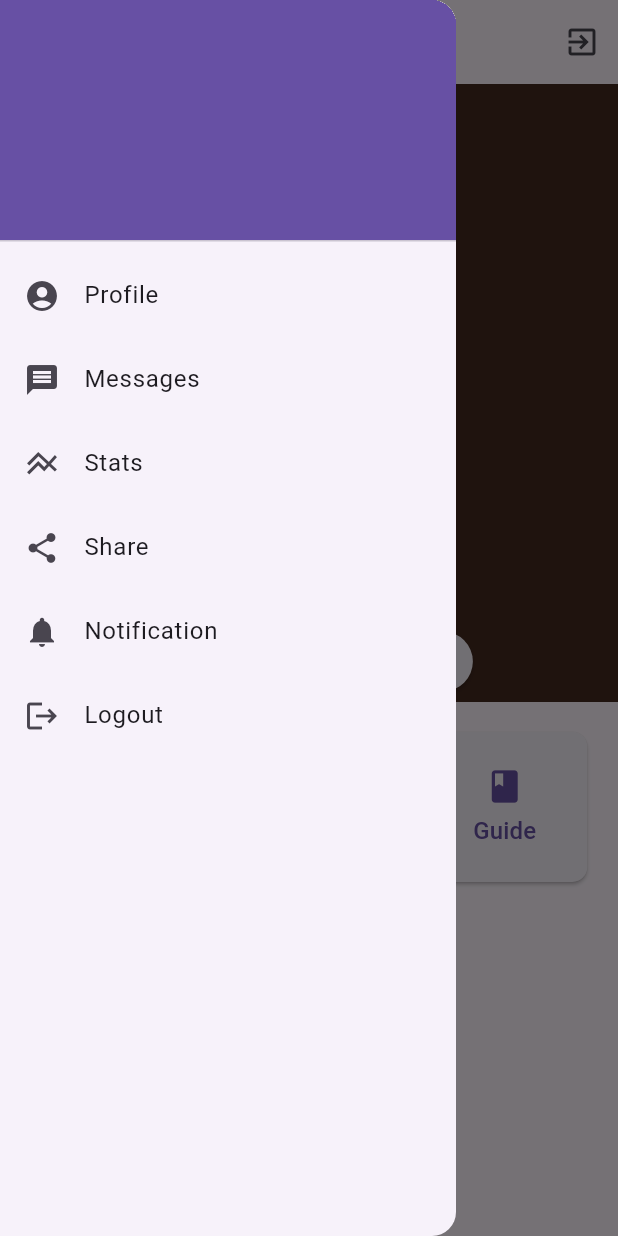
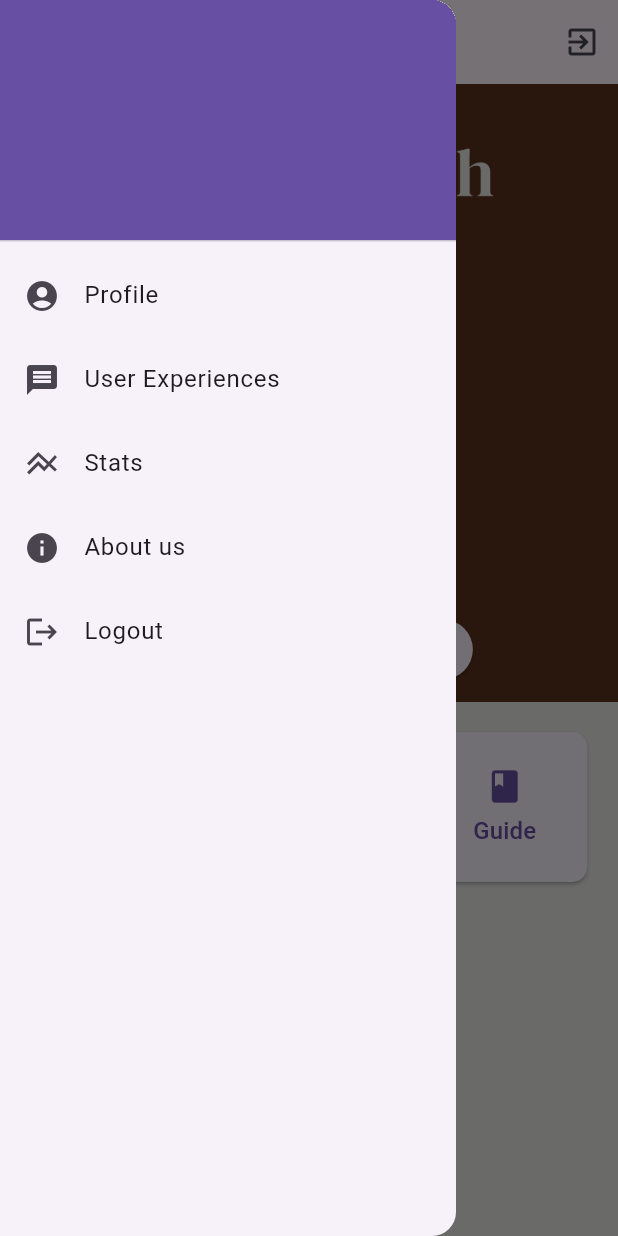
Before and after one commit to rohan0110/cravecrush, a Flutter app: the screen it shows once a user with an empty profile is signed in, in the side drawer, after a tap on "Smoked a Cigarette today?", on a phone screen of 412 x 824 dp. Run offline on Flutter 3.47's test engine with Material 3 defaults, Android fonts, the phone set to English and light mode, and no system bars; our stand-ins replace cloud_firestore, firebase_auth, firebase_core, firebase_messaging, flutter_local_notifications, shared_preferences and 2 more; accounts and stored records are empty.

Commit message:
final change

```diff
--- a/lib/screens/alert_screen.dart
+++ b/lib/screens/alert_screen.dart
@@ -34,7 +34,7 @@ class DetailsPage extends StatelessWidget {
                   title: 'Spend Time with Family',
                   image: 'assets/images/family.jpg',
                   description:
-                  'Being around loved ones can provide emotional support and motivation to stay smoke-free.',
+                  'Being around loved ones can provide emotional support and motivation to stay ic_launcher-free.',
                   link:
                   'https://www.mayoclinic.org/healthy-lifestyle/adult-health/in-depth/support-groups/art-20044655',
                 ),
@@ -212,7 +212,7 @@ class StatsPage extends StatelessWidget {
             _buildStatItem(
               title: 'Secondhand Smoke',
               description:
-              'Exposure to secondhand smoke, also known as passive smoking, can cause serious health issues, especially in children and nonsmoking adults. It increases the risk of respiratory infections, asthma, sudden infant death syndrome (SIDS), and heart disease.',
+              'Exposure to secondhand ic_launcher, also known as passive smoking, can cause serious health issues, especially in children and nonsmoking adults. It increases the risk of respiratory infections, asthma, sudden infant death syndrome (SIDS), and heart disease.',
               image: 'assets/images/stat3.jpeg',
             ),
             _buildStatItem(
--- a/lib/screens/home_screen.dart
+++ b/lib/screens/home_screen.dart
@@ -32,7 +32,7 @@ class _HomePageState extends State<HomePage> with TickerProviderStateMixin {
     daysList = getDummyTimelineDays();
     _controller = AnimationController(
       vsync: this,
-      duration: Duration(seconds: 1),
+      duration: const Duration(seconds: 1),
     )..repeat(reverse: true);
     _animation = Tween<double>(begin: 0.9, end: 1.1).animate(_controller);
   }
@@ -72,7 +72,8 @@ class _HomePageState extends State<HomePage> with TickerProviderStateMixin {
     Color accentColor = Theme.of(context).colorScheme.secondary;
 
     return Scaffold(
-      drawer: NavBar(),
+      backgroundColor: const Color(0xFFE6E6E5),
+      drawer: const NavBar(),
       appBar: AppBar(
         title: const Text(
           'Quit Smoke',
@@ -92,7 +93,7 @@ class _HomePageState extends State<HomePage> with TickerProviderStateMixin {
           children: [
             Container(
               decoration: BoxDecoration(
-                color: const Color(0xFF43291F),
+                color: const Color(0xFF5A301C),
                 borderRadius: BorderRadius.circular(0.0),
               ),
               margin: const EdgeInsets.all(0.0),
@@ -102,34 +103,24 @@ class _HomePageState extends State<HomePage> with TickerProviderStateMixin {
                 child: Column(
                   mainAxisAlignment: MainAxisAlignment.center,
                   children: [
-                    Text(
-                      'CraveCrush',
-                      style: TextStyle(
-                        color: Colors.white,
-                        fontSize: 24,
-                        fontWeight: FontWeight.bold,
-                        shadows: [
-                          Shadow(
-                            blurRadius: 2.0,
-                            color: Colors.black.withOpacity(0.5),
-                            offset: Offset(2.0, 2.0),
-                          ),
-                        ],
-                      ),
+                    Image.asset(
+                      'assets/images/title.png',
+                      width: 600, // Adjust width as needed
+                      height: 80, // Adjust height as needed
+                      fit: BoxFit.contain,
                     ),
-                    SizedBox(height: 20), // Add space between title and image
                     Image.asset(
                       'assets/images/homepage.png',
                       width: 400, // Adjust width as needed
-                      height: 200, // Adjust height as needed
+                      height: 180, // Adjust height as needed
                       fit: BoxFit.contain,
                     ),
-                    SizedBox(height: 15), // Add space between image and smoke-free hours
+                    const SizedBox(height: 2), // Add space between image and smoke-free hours
                     FutureBuilder<int>(
                       future: _fetchSmokeFreeHours(),
                       builder: (context, snapshot) {
                         if (snapshot.connectionState == ConnectionState.waiting) {
-                          return CircularProgressIndicator();
+                          return const CircularProgressIndicator();
                         } else if (snapshot.hasError) {
                           return Text('Error: ${snapshot.error}');
                         } else {
@@ -140,13 +131,13 @@ class _HomePageState extends State<HomePage> with TickerProviderStateMixin {
                                 'Smoke-Free Hours:',
                                 style: TextStyle(
                                   color: Colors.white,
-                                  fontSize: 18,
+                                  fontSize: 21,
                                   fontWeight: FontWeight.bold,
                                   shadows: [
                                     Shadow(
                                       blurRadius: 2.0,
                                       color: Colors.black.withOpacity(0.5),
-                                      offset: Offset(2.0, 2.0),
+                                      offset: const Offset(2.0, 2.0),
                                     ),
                                   ],
                                 ),
@@ -156,13 +147,13 @@ class _HomePageState extends State<HomePage> with TickerProviderStateMixin {
                                 '$smokeFreeHours',
                                 style: TextStyle(
                                   color: Colors.white,
-                                  fontSize: 18,
+                                  fontSize: 22,
                                   fontWeight: FontWeight.bold,
                                   shadows: [
                                     Shadow(
                                       blurRadius: 2.0,
                                       color: Colors.black.withOpacity(0.5),
-                                      offset: Offset(2.0, 2.0),
+                                      offset: const Offset(2.0, 2.0),
                                     ),
                                   ],
                                 ),
@@ -172,12 +163,16 @@ class _HomePageState extends State<HomePage> with TickerProviderStateMixin {
                         }
                       },
                     ),
-                    SizedBox(height: 20), // Add space between smoke-free hours and button
+                    const SizedBox(height: 10), // Add space between smoke-free hours and button
                     ElevatedButton(
                       onPressed: () {
                         _showSmokeEntryDialog(context);
                       },
-                      child: const Text('Smoked a Cigarette today?'),
+                      child: const Text('Smoked a Cigarette today?',
+                        style: TextStyle(
+                          color: Color(0xFF5A301C),
+                        ),
+                      ),
                     ),
                   ],
                 ),
@@ -301,7 +296,7 @@ class _HomePageState extends State<HomePage> with TickerProviderStateMixin {
     showDialog(
       context: context,
       builder: (context) => AlertDialog(
-        title: Text('Enter Smoking Status'),
+        title: const Text('Enter Smoking Status'),
         content: Column(
           mainAxisSize: MainAxisSize.min,
           children: [
@@ -310,25 +305,25 @@ class _HomePageState extends State<HomePage> with TickerProviderStateMixin {
                 _submitSmokeEntry('Yes');
                 Navigator.pop(context);
                 ScaffoldMessenger.of(context).showSnackBar(
-                  SnackBar(
+                  const SnackBar(
                     content: Text('Your entry for today has been submitted.'),
                   ),
                 );
               },
-              child: Text('Yes'),
+              child: const Text('Yes'),
             ),
-            SizedBox(height: 10),
+            const SizedBox(height: 10),
             ElevatedButton(
               onPressed: () async {
                 _submitSmokeEntry('No');
                 Navigator.pop(context);
                 ScaffoldMessenger.of(context).showSnackBar(
-                  SnackBar(
+                  const SnackBar(
                     content: Text('Your entry for today has been submitted.'),
                   ),
                 );
               },
-              child: Text('No'),
+              child: const Text('No'),
             ),
           ],
         ),
--- a/lib/screens/login_screen.dart
+++ b/lib/screens/login_screen.dart
@@ -2,6 +2,9 @@ import 'package:flutter/material.dart';
 import 'package:firebase_auth/firebase_auth.dart';
 import 'package:cravecrush/screens/signup_screen.dart'; // Import your sign-up page
 import 'package:cravecrush/screens/home_screen.dart'; // Import your home page
+import 'package:cravecrush/screens/forgot_password_screen.dart';
+
+import 'forgot_password_screen.dart'; // Import your forgot password page
 
 class LoginPage extends StatefulWidget {
   const LoginPage({Key? key}) : super(key: key);
@@ -14,7 +17,7 @@ class _LoginPageState extends State<LoginPage> {
   final TextEditingController _emailController = TextEditingController();
   final TextEditingController _passwordController = TextEditingController();
   final _formKey = GlobalKey<FormState>();
-
+  bool _isPasswordVisible = false; // Track password visibility
   String _errorMessage = '';
 
   Future<void> _signInWithEmailAndPassword(BuildContext context) async {
@@ -26,7 +29,7 @@ class _LoginPageState extends State<LoginPage> {
       // Navigate to home page after successful sign-in
       Navigator.pushReplacement(
         context,
-        MaterialPageRoute(builder: (context) => const HomePage()),
+        MaterialPageRoute(builder: (context) => HomePage()),
       );
     } catch (e) {
       print('Failed to sign in with email and password: $e');
@@ -54,13 +57,27 @@ class _LoginPageState extends State<LoginPage> {
     );
   }
 
+  void _navigateToForgotPasswordPage(BuildContext context) {
+    Navigator.push(
+      context,
+      MaterialPageRoute(builder: (context) => const ForgotPasswordPage()),
+    );
+  }
+
   @override
   Widget build(BuildContext context) {
     return Scaffold(
       appBar: AppBar(
         title: const Text('Login Page'),
       ),
-      body: SingleChildScrollView(
+      body: Stack(
+        fit: StackFit.expand,
+        children: [
+          Image.asset(
+            'assets/images/login.png',
+            fit: BoxFit.cover,
+          ),
+          SingleChildScrollView(
             padding: const EdgeInsets.all(16),
             child: Form(
               key: _formKey,
@@ -69,7 +86,7 @@ class _LoginPageState extends State<LoginPage> {
                 mainAxisAlignment: MainAxisAlignment.center,
                 children: [
                   const SizedBox(height: 20),
-              const Text(
+                  Text(
                     'Welcome Back!',
                     style: TextStyle(
                       fontSize: 24,
@@ -80,7 +97,7 @@ class _LoginPageState extends State<LoginPage> {
                   const SizedBox(height: 20),
                   TextFormField(
                     controller: _emailController,
-                decoration: const InputDecoration(
+                    decoration: InputDecoration(
                       labelText: 'Email',
                       border: OutlineInputBorder(),
                       icon: Icon(Icons.email),
@@ -96,12 +113,24 @@ class _LoginPageState extends State<LoginPage> {
                   const SizedBox(height: 12),
                   TextFormField(
                     controller: _passwordController,
-                decoration: const InputDecoration(
+                    decoration: InputDecoration(
                       labelText: 'Password',
                       border: OutlineInputBorder(),
                       icon: Icon(Icons.lock),
+                      suffixIcon: IconButton(
+                        icon: Icon(
+                          _isPasswordVisible ? Icons.visibility : Icons
+                              .visibility_off,
                         ),
-                obscureText: true,
+                        onPressed: () {
+                          setState(() {
+                            _isPasswordVisible = !_isPasswordVisible;
+                          });
+                        },
+                      ),
+                    ),
+                    obscureText: !_isPasswordVisible,
+                    // Toggle password visibility
                     validator: (value) {
                       if (value == null || value.isEmpty) {
                         return 'Please enter your password';
@@ -115,7 +144,7 @@ class _LoginPageState extends State<LoginPage> {
                       padding: const EdgeInsets.symmetric(vertical: 8),
                       child: Text(
                         _errorMessage,
-                    style: const TextStyle(
+                        style: TextStyle(
                           color: Colors.red,
                           fontStyle: FontStyle.italic,
                         ),
@@ -136,10 +165,17 @@ class _LoginPageState extends State<LoginPage> {
                     onPressed: () => _navigateToSignUpPage(context),
                     child: const Text('Don\'t have an account? Sign Up'),
                   ),
+                  const SizedBox(height: 8),
+                  TextButton(
+                    onPressed: () => _navigateToForgotPasswordPage(context),
+                    child: const Text('Forgot Password?'),
+                  ),
                 ],
               ),
             ),
           ),
+        ],
+      ),
     );
   }
 }
--- a/lib/screens/navbar_screen.dart
+++ b/lib/screens/navbar_screen.dart
@@ -1,7 +1,9 @@
+import 'package:cravecrush/screens/user_exp_screen.dart';
 import 'package:flutter/material.dart';
 import 'package:firebase_auth/firebase_auth.dart';
 import 'package:cloud_firestore/cloud_firestore.dart';
 import 'package:cravecrush/screens/user_profile_screen.dart';
+import 'about_us.dart';
 import 'stats_screen.dart';
 
 class NavBar extends StatelessWidget {
@@ -57,8 +59,13 @@ class NavBar extends StatelessWidget {
                       ),
                       ListTile(
                         leading: const Icon(Icons.message),
-                        title: const Text('Messages'),
-                        onTap: () => print('Message tapped'),
+                        title: const Text('User Experiences'),
+                        onTap: () {
+                          Navigator.push(
+                            context,
+                            MaterialPageRoute(builder: (context) => const ExperiencePage()),
+                          );
+                          },
                       ),
                       ListTile(
                         leading: const Icon(Icons.line_axis),
@@ -71,14 +78,14 @@ class NavBar extends StatelessWidget {
                         },
                       ),
                       ListTile(
-                        leading: const Icon(Icons.share),
-                        title: const Text('Share'),
-                        onTap: () => print('share tapped'),
-                      ),
-                      ListTile(
-                        leading: const Icon(Icons.notifications),
-                        title: const Text('Notification'),
-                        onTap: () => print('notification tapped'),
+                        leading: const Icon(Icons.info),
+                        title: const Text('About us'),
+                        onTap: () {
+                          Navigator.push(
+                            context,
+                            MaterialPageRoute(builder: (context) => AboutUsPage()),
+                          );
+                        },
                       ),
                       ListTile(
                         leading: const Icon(Icons.logout),
```
Also changed, not shown: lib/screens/about_us.dart (added, +103 -0 lines), lib/screens/forgot_password_screen.dart (added, +113 -0 lines), lib/screens/getstarted_screen.dart (+9 -9 lines), lib/screens/signup_screen.dart (+4 -4 lines), lib/screens/user_exp_screen.dart (added, +276 -0 lines), assets/images/breakthehabit.jpg (added), assets/images/homepage.png, assets/images/login.png (added), assets/images/thumbnail5.webp (added), assets/images/thumbnail6.webp (added), assets/images/thumbnail7.webp (added), assets/images/title.png (added). Lines whose indentation alone changed are shown as unchanged.
